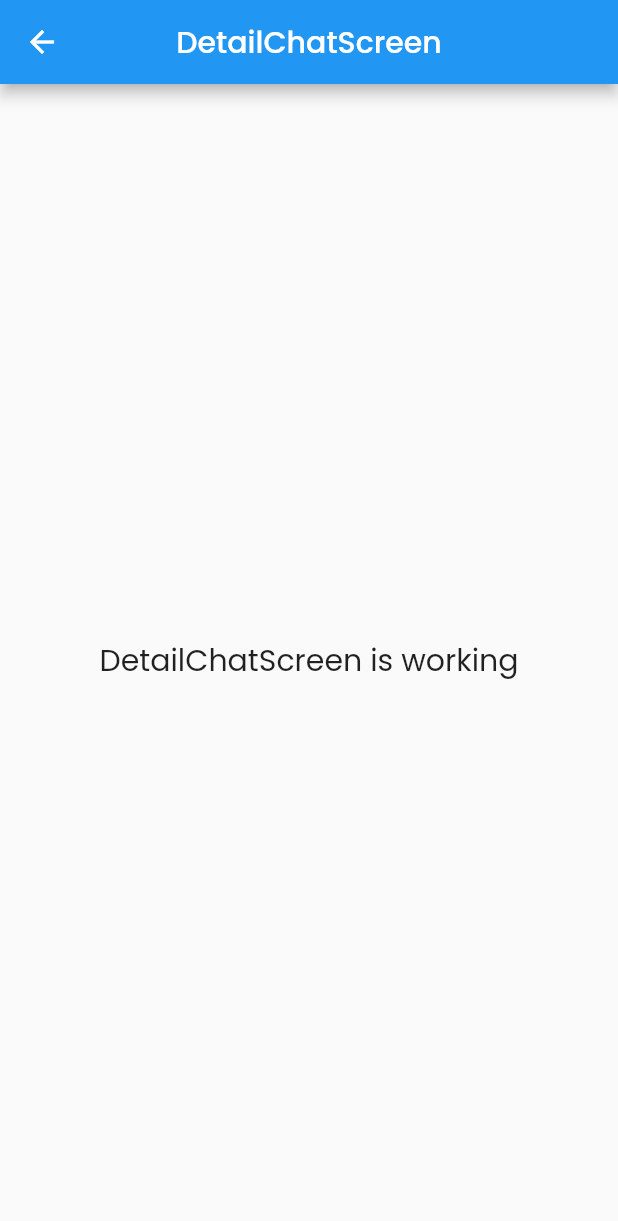
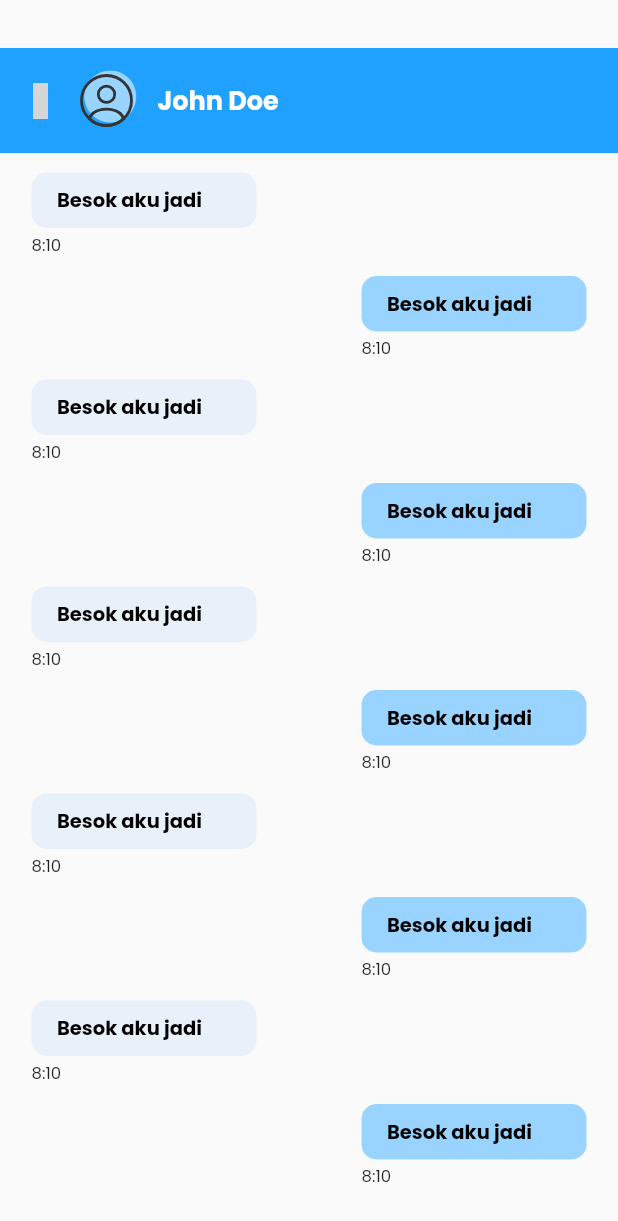
Before and after one commit to congfandi/chatting_app, a Flutter app: the DetailChatScreen screen opened by its route, on a phone screen of 412 x 824 dp. Shown: the top 1221 px of the screen. Run offline on Flutter 3.47's test engine with Material 2 defaults, Android fonts, the phone set to English and light mode, and no system bars; our stand-ins replace firebase_core, flutter_svg, get, iconsax; accounts and stored records are empty; grey boxes are pictures that could not be loaded.

Commit message:
FINISH : Create chat item

```diff
--- a/lib/infrastructure/theme/app_font.dart
+++ b/lib/infrastructure/theme/app_font.dart
@@ -8,6 +8,11 @@ class AppFont {
 
   static TextStyle get headerBlack => const TextStyle(
     fontSize: 19,
+    fontWeight: FontWeight.w700,
+  );
+
+  static TextStyle get headerWhite => const TextStyle(
+    fontSize: 17,
     fontWeight: FontWeight.w700,
   );
 
--- /dev/null
+++ b/lib/presentation/detail_chat/component/detail_content.dart
@@ -0,0 +1,54 @@
+import 'package:chatting_app/infrastructure/theme/app_color.dart';
+import 'package:chatting_app/infrastructure/theme/app_font.dart';
+import 'package:chatting_app/utils/extension/box_extension.dart';
+import 'package:flutter/material.dart';
+
+class DetailContent extends StatelessWidget {
+  const DetailContent({Key? key}) : super(key: key);
+
+  @override
+  Widget build(BuildContext context) {
+    return Expanded(
+        child: ListView.builder(
+      itemBuilder: (c, i) => _chatItem(i),
+      itemCount: 10,
+    ));
+  }
+
+  Widget _chatItem(int index) {
+    return Column(
+      mainAxisSize: MainAxisSize.min,
+      children: [
+        Row(
+          children: [
+            index % 2 == 0
+                ? const SizedBox()
+                : const Expanded(child: SizedBox()),
+            Padding(
+              padding: const EdgeInsets.only(top: 13, left: 21, right: 21),
+              child: Column(
+                crossAxisAlignment: CrossAxisAlignment.start,
+                children: [
+                  Container(
+                    width: 150,
+                    padding: const EdgeInsets.symmetric(horizontal: 17, vertical: 9),
+                    decoration: BoxDecoration(
+                      color: index % 2 == 0 ? AppColor.lightGrey : AppColor.blue,
+                      borderRadius: BorderRadius.circular(10),
+                    ),
+                    child: Text(
+                      "Besok aku jadi",
+                      style: AppFont.subtitle.copyWith(color: AppColor.black),
+                    ),
+                  ),
+                  3.heightBox,
+                  Text("8:10",style: AppFont.input,)
+                ],
+              ),
+            ),
+          ],
+        ),
+      ],
+    );
+  }
+}
--- /dev/null
+++ b/lib/presentation/detail_chat/component/detail_footer.dart
@@ -0,0 +1,10 @@
+import 'package:flutter/material.dart';
+
+class DetailFooter extends StatelessWidget {
+  const DetailFooter({Key? key}) : super(key: key);
+
+  @override
+  Widget build(BuildContext context) {
+    return Container();
+  }
+}
--- /dev/null
+++ b/lib/presentation/detail_chat/component/detail_header.dart
@@ -0,0 +1,41 @@
+import 'package:chatting_app/infrastructure/theme/app_color.dart';
+import 'package:chatting_app/infrastructure/theme/app_font.dart';
+import 'package:chatting_app/utils/extension/box_extension.dart';
+import 'package:chatting_app/utils/src/img_string.dart';
+import 'package:flutter/material.dart';
+import 'package:flutter_svg/flutter_svg.dart';
+import 'package:iconsax/iconsax.dart';
+
+class DetailHeader extends StatelessWidget {
+  const DetailHeader({Key? key}) : super(key: key);
+
+  @override
+  Widget build(BuildContext context) {
+    return Container(
+      height: 70,
+      color: AppColor.blue2,
+      padding: const EdgeInsets.symmetric(horizontal: 15, vertical: 10),
+      child: Row(
+        children: [
+          const Icon(
+            Iconsax.arrow_left_2,
+            color: Colors.white,
+          ),
+          12.widthBox,
+          SvgPicture.asset(
+            ImgString.profileLogo,
+            width: 40,
+            height: 40,
+          ),
+          14.widthBox,
+          Text(
+            'John Doe',
+            style: AppFont.headerWhite.copyWith(
+              color: AppColor.white
+            ),
+          ),
+        ],
+      ),
+    );
+  }
+}
--- a/lib/presentation/detail_chat/detail_chat.screen.dart
+++ b/lib/presentation/detail_chat/detail_chat.screen.dart
@@ -1,23 +1,26 @@
+import 'package:chatting_app/utils/extension/box_extension.dart';
 import 'package:flutter/material.dart';
 
 import 'package:get/get.dart';
 
+import 'component/detail_content.dart';
+import 'component/detail_footer.dart';
+import 'component/detail_header.dart';
 import 'controllers/detail_chat.controller.dart';
 
 class DetailChatScreen extends GetView<DetailChatController> {
   const DetailChatScreen({Key? key}) : super(key: key);
+
   @override
   Widget build(BuildContext context) {
     return Scaffold(
-      appBar: AppBar(
-        title: const Text('DetailChatScreen'),
-        centerTitle: true,
-      ),
-      body: Center(
-        child: Text(
-          'DetailChatScreen is working',
-          style: TextStyle(fontSize: 20),
-        ),
+      body: Column(
+        children: [
+          32.heightBox,
+          const DetailHeader(),
+          const DetailContent(),
+          const DetailFooter(),
+        ],
       ),
     );
   }
--- a/lib/presentation/list_chat/component/chat_list_content.dart
+++ b/lib/presentation/list_chat/component/chat_list_content.dart
@@ -1,9 +1,11 @@
+import 'package:chatting_app/infrastructure/navigation/routes.dart';
 import 'package:chatting_app/infrastructure/theme/app_color.dart';
 import 'package:chatting_app/infrastructure/theme/app_font.dart';
 import 'package:chatting_app/utils/extension/box_extension.dart';
 import 'package:chatting_app/utils/src/img_string.dart';
 import 'package:flutter/material.dart';
 import 'package:flutter_svg/flutter_svg.dart';
+import 'package:get/get.dart';
 
 class ChatListContent extends StatelessWidget {
   const ChatListContent({Key? key}) : super(key: key);
@@ -18,7 +20,11 @@ class ChatListContent extends StatelessWidget {
   }
 
   Widget _userListItem() {
-    return Container(
+    return GestureDetector(
+      onTap: () {
+        Get.toNamed(Routes.DETAIL_CHAT);
+      },
+      child: Container(
         color: AppColor.lightGrey,
         margin: const EdgeInsets.only(top: 13),
         padding: const EdgeInsets.symmetric(horizontal: 38, vertical: 20),
@@ -58,6 +64,7 @@ class ChatListContent extends StatelessWidget {
             )
           ],
         ),
+      ),
     );
   }
 }
```
Lines whose indentation alone changed are shown as unchanged.
